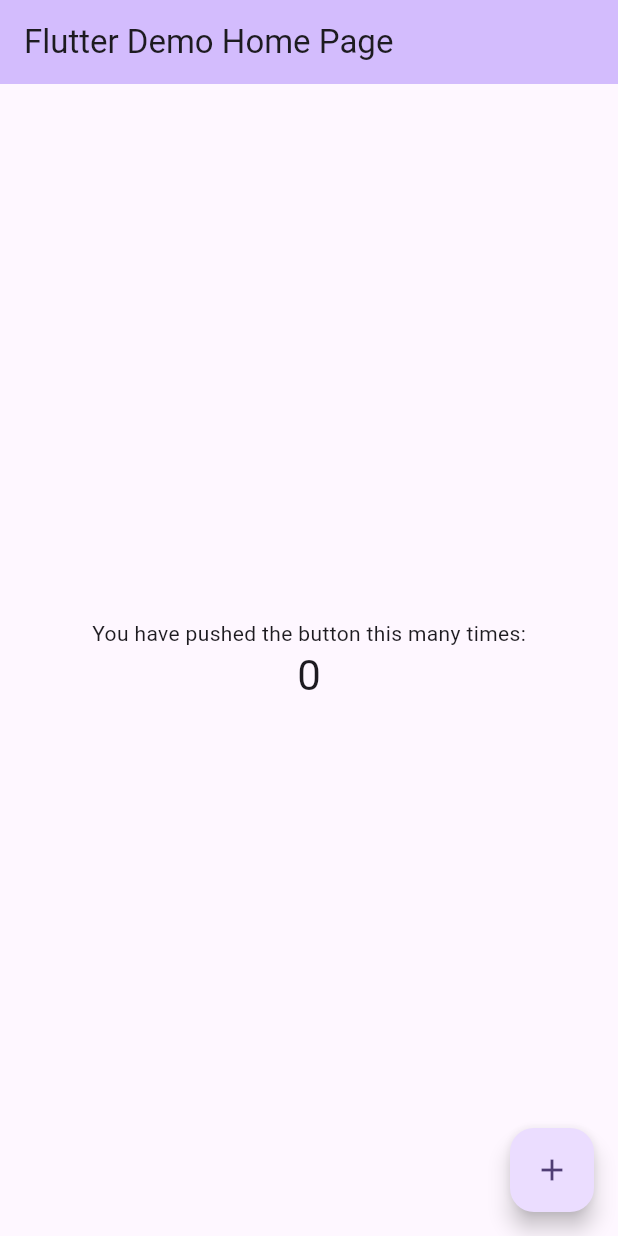
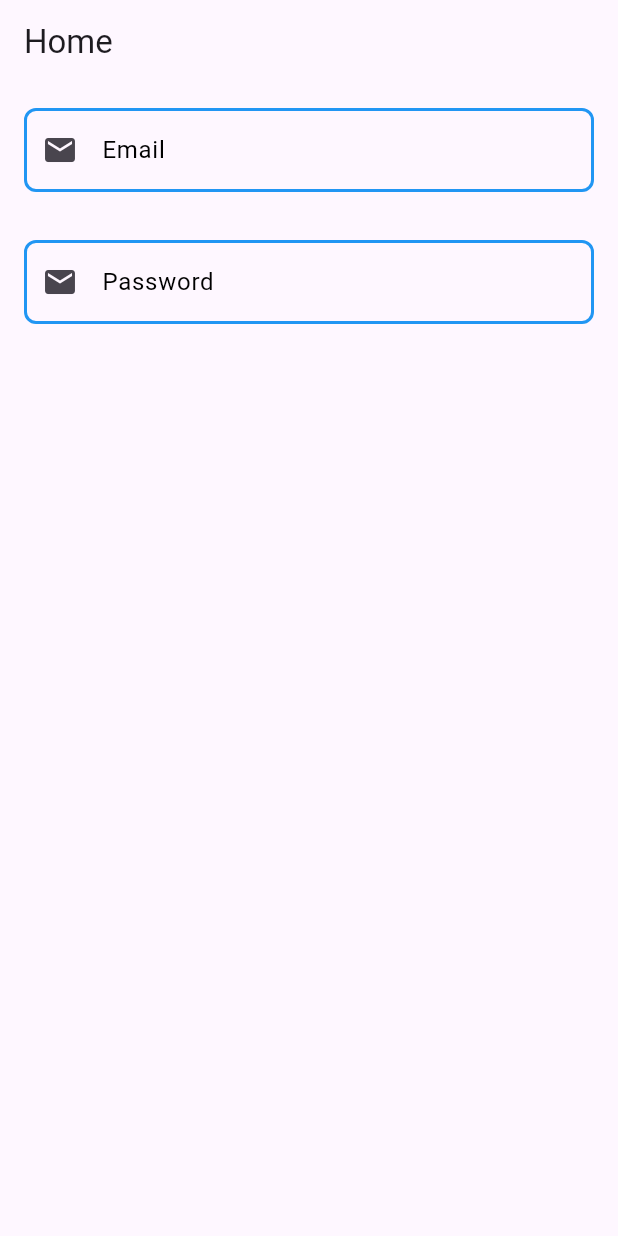
Before and after one commit to Mohamed-Abdel-Rahem/basic_store_app, a Flutter app: the screen it shows after launch, on a phone screen of 412 x 824 dp. Run offline on Flutter 3.47's test engine with Material 3 defaults, Android fonts, the light colour scheme and no system bars.

```diff
--- a/lib/main.dart
+++ b/lib/main.dart
@@ -1,122 +1,20 @@
+import 'package:basic_store_app/screens/home.dart';
 import 'package:flutter/material.dart';
 
 void main() {
-  runApp(const MyApp());
+  runApp(const StoreApp());
 }
 
-class MyApp extends StatelessWidget {
-  const MyApp({super.key});
+class StoreApp extends StatelessWidget {
+  const StoreApp({super.key});
 
   // This widget is the root of your application.
   @override
   Widget build(BuildContext context) {
     return MaterialApp(
       title: 'Flutter Demo',
-      theme: ThemeData(
-        // This is the theme of your application.
-        //
-        // TRY THIS: Try running your application with "flutter run". You'll see
-        // the application has a purple toolbar. Then, without quitting the app,
-        // try changing the seedColor in the colorScheme below to Colors.green
-        // and then invoke "hot reload" (save your changes or press the "hot
-        // reload" button in a Flutter-supported IDE, or press "r" if you used
-        // the command line to start the app).
-        //
-        // Notice that the counter didn't reset back to zero; the application
-        // state is not lost during the reload. To reset the state, use hot
-        // restart instead.
-        //
-        // This works for code too, not just values: Most code changes can be
-        // tested with just a hot reload.
-        colorScheme: .fromSeed(seedColor: Colors.deepPurple),
-      ),
-      home: const MyHomePage(title: 'Flutter Demo Home Page'),
+      theme: ThemeData(colorScheme: .fromSeed(seedColor: Colors.deepPurple)),
+      home: const HomePage(),
     );
   }
 }
-
-class MyHomePage extends StatefulWidget {
-  const MyHomePage({super.key, required this.title});
-
-  // This widget is the home page of your application. It is stateful, meaning
-  // that it has a State object (defined below) that contains fields that affect
-  // how it looks.
-
-  // This class is the configuration for the state. It holds the values (in this
-  // case the title) provided by the parent (in this case the App widget) and
-  // used by the build method of the State. Fields in a Widget subclass are
-  // always marked "final".
-
-  final String title;
-
-  @override
-  State<MyHomePage> createState() => _MyHomePageState();
-}
-
-class _MyHomePageState extends State<MyHomePage> {
-  int _counter = 0;
-
-  void _incrementCounter() {
-    setState(() {
-      // This call to setState tells the Flutter framework that something has
-      // changed in this State, which causes it to rerun the build method below
-      // so that the display can reflect the updated values. If we changed
-      // _counter without calling setState(), then the build method would not be
-      // called again, and so nothing would appear to happen.
-      _counter++;
-    });
-  }
-
-  @override
-  Widget build(BuildContext context) {
-    // This method is rerun every time setState is called, for instance as done
-    // by the _incrementCounter method above.
-    //
-    // The Flutter framework has been optimized to make rerunning build methods
-    // fast, so that you can just rebuild anything that needs updating rather
-    // than having to individually change instances of widgets.
-    return Scaffold(
-      appBar: AppBar(
-        // TRY THIS: Try changing the color here to a specific color (to
-        // Colors.amber, perhaps?) and trigger a hot reload to see the AppBar
-        // change color while the other colors stay the same.
-        backgroundColor: Theme.of(context).colorScheme.inversePrimary,
-        // Here we take the value from the MyHomePage object that was created by
-        // the App.build method, and use it to set our appbar title.
-        title: Text(widget.title),
-      ),
-      body: Center(
-        // Center is a layout widget. It takes a single child and positions it
-        // in the middle of the parent.
-        child: Column(
-          // Column is also a layout widget. It takes a list of children and
-          // arranges them vertically. By default, it sizes itself to fit its
-          // children horizontally, and tries to be as tall as its parent.
-          //
-          // Column has various properties to control how it sizes itself and
-          // how it positions its children. Here we use mainAxisAlignment to
-          // center the children vertically; the main axis here is the vertical
-          // axis because Columns are vertical (the cross axis would be
-          // horizontal).
-          //
-          // TRY THIS: Invoke "debug painting" (choose the "Toggle Debug Paint"
-          // action in the IDE, or press "p" in the console), to see the
-          // wireframe for each widget.
-          mainAxisAlignment: .center,
-          children: [
-            const Text('You have pushed the button this many times:'),
-            Text(
-              '$_counter',
-              style: Theme.of(context).textTheme.headlineMedium,
-            ),
-          ],
-        ),
-      ),
-      floatingActionButton: FloatingActionButton(
-        onPressed: _incrementCounter,
-        tooltip: 'Increment',
-        child: const Icon(Icons.add),
-      ),
-    );
-  }
-}
--- /dev/null
+++ b/lib/screens/home.dart
@@ -0,0 +1,49 @@
+import 'package:basic_store_app/widgets/customText.dart';
+import 'package:flutter/material.dart';
+
+class HomePage extends StatefulWidget {
+  const HomePage({super.key});
+
+  @override
+  State<HomePage> createState() => _HomePageState();
+}
+
+class _HomePageState extends State<HomePage> {
+  TextEditingController emailController = TextEditingController();
+  TextEditingController passwordController = TextEditingController();
+  bool isLoading = false;
+  void initState() {
+    super.initState();
+  }
+
+  void dispose() {
+    emailController.dispose();
+    passwordController.dispose();
+    super.dispose();
+  }
+
+  @override
+  Widget build(BuildContext context) {
+    return Scaffold(
+      appBar: AppBar(title: const Text('Home')),
+      body: Column(
+        children: [
+          customText(
+            textHint: 'Enter your email',
+            textLabel: 'Email',
+            controller: emailController,
+            keyboardType: TextInputType.emailAddress,
+            prefixIcon: Icon(Icons.email),
+          ),
+          customText(
+            textHint: 'Enter your password',
+            textLabel: 'Password',
+            controller: emailController,
+            keyboardType: TextInputType.emailAddress,
+            prefixIcon: Icon(Icons.email),
+          ),
+        ],
+      ),
+    );
+  }
+}
--- /dev/null
+++ b/lib/widgets/customText.dart
@@ -0,0 +1,44 @@
+import 'package:flutter/material.dart';
+
+Widget customText({
+  required String textHint,
+  required String textLabel,
+  required TextEditingController controller,
+  required TextInputType keyboardType,
+  bool obsecureText = false,
+  String Function(String?)? validator,
+  required Icon prefixIcon,
+  IconButton? suffixIcon,
+}) {
+  return Padding(
+    padding: EdgeInsets.all(16),
+    child: TextFormField(
+      obscureText: obsecureText,
+      controller: controller,
+      decoration: InputDecoration(
+        suffixIcon: textLabel == 'Password' ? suffixIcon : null,
+        prefixIcon: prefixIcon,
+        hint: Text(textHint),
+        labelText: textLabel,
+        labelStyle: const TextStyle(
+          color: Colors.black,
+          fontSize: 16,
+          fontWeight: FontWeight.w400,
+        ),
+        errorBorder: OutlineInputBorder(
+          borderRadius: BorderRadius.circular(8),
+          borderSide: const BorderSide(color: Colors.red, width: 2),
+        ),
+        focusedBorder: OutlineInputBorder(
+          borderRadius: BorderRadius.circular(8),
+          borderSide: const BorderSide(color: Colors.blue, width: 2),
+        ),
+        enabledBorder: OutlineInputBorder(
+          borderRadius: BorderRadius.circular(8),
+          borderSide: const BorderSide(color: Colors.blue, width: 2),
+        ),
+        border: OutlineInputBorder(borderRadius: BorderRadius.circular(8)),
+      ),
+    ),
+  );
+}
--- a/pubspec.yaml
+++ b/pubspec.yaml
@@ -34,6 +34,9 @@ dependencies:
   # The following adds the Cupertino Icons font to your application.
   # Use with the CupertinoIcons class for iOS style icons.
   cupertino_icons: ^1.0.8
+  dio: ^5.9.2
+  flutter_secure_storage: ^10.0.0
+  modal_progress_hud_nsn: ^0.5.1
 
 dev_dependencies:
   flutter_test:
```
Also changed, not shown: pubspec.lock, 5 other files.
